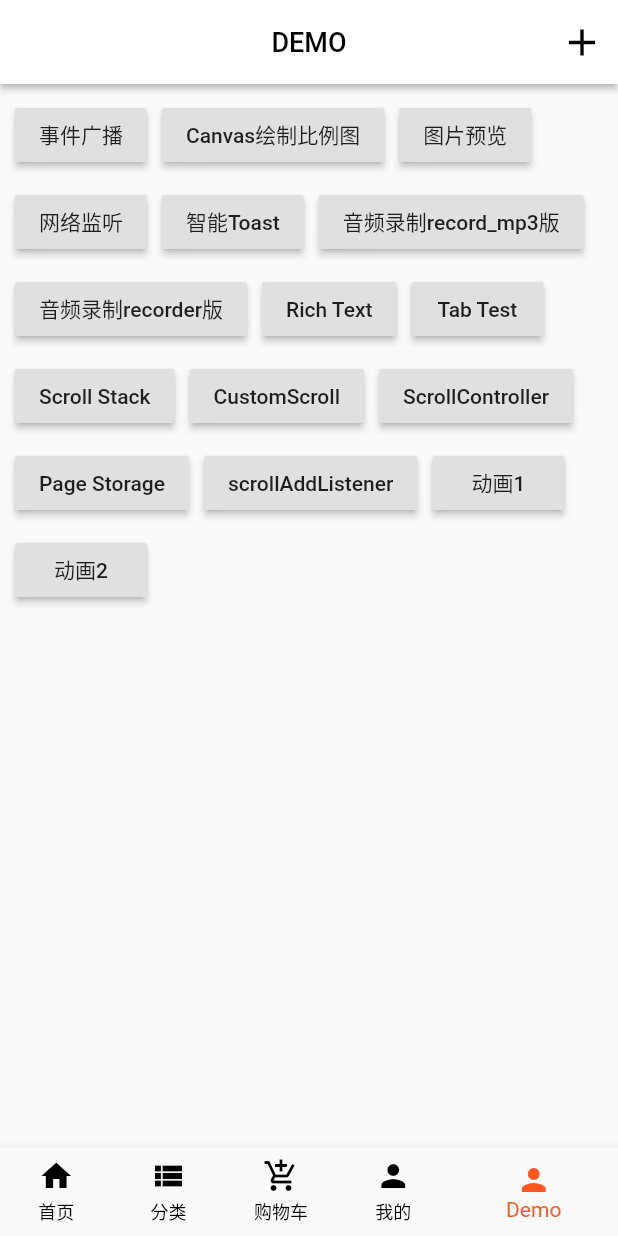
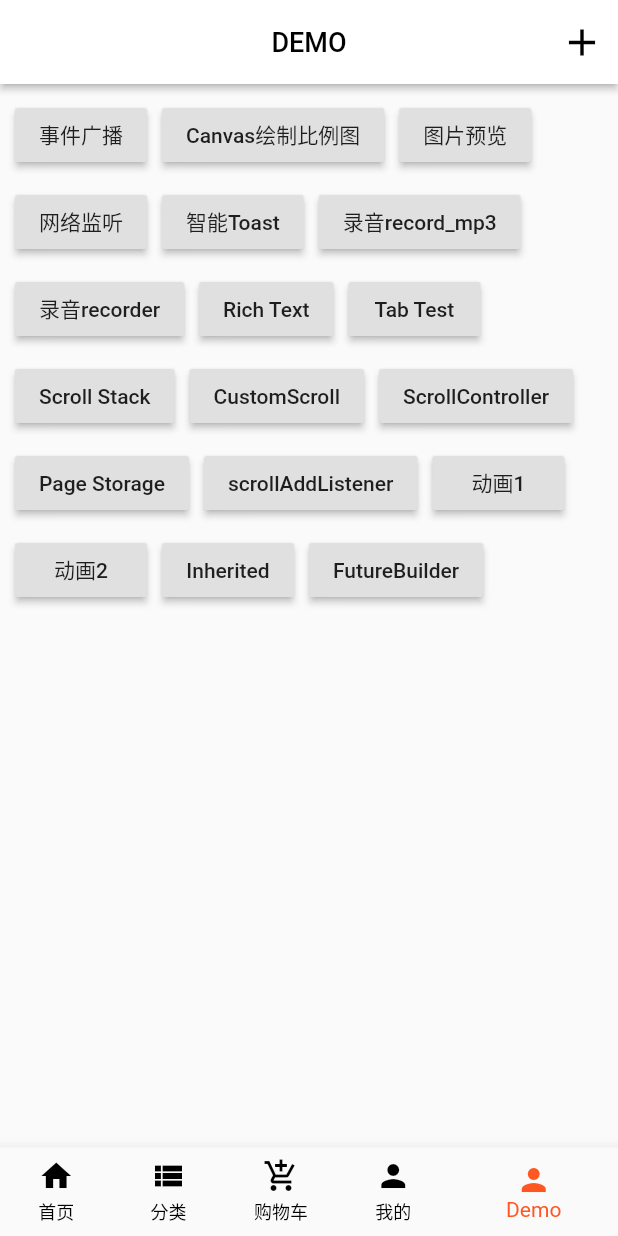
Before and after one commit to NingFQ/flutter_app, a Flutter app: the screen it shows after launch, on a phone screen of 412 x 824 dp. Run offline on Flutter 3.47's test engine with Material 2 defaults, Android fonts, the phone set to English and light mode, and no system bars; drawn by our look-alikes of flutter_smart_dialog; our stand-ins replace audioplayers, connectivity, event_bus, extended_image, flutter_easyrefresh, flutter_screenutil and 2 more; missing offline and left inert: flutter_audio_recorder, record_mp3.

Commit message:
inherited && future_build

```diff
--- a/lib/page/demo/demo_page.dart
+++ b/lib/page/demo/demo_page.dart
@@ -75,13 +75,13 @@ class _DemoPageState extends State<DemoPage> {
                     RaisedButton(
                       onPressed: () => routePush('recordMp3AudioPlay'),
                       child: Text(
-                          '音频录制record_mp3版'
+                          '录音record_mp3'
                       ),
                     ),
                     RaisedButton(
                       onPressed: () => routePush('recorderAudioPlay'),
                       child: Text(
-                          '音频录制recorder版'
+                          '录音recorder'
                       ),
                     ),
                     RaisedButton(
@@ -138,6 +138,18 @@ class _DemoPageState extends State<DemoPage> {
                           '动画2'
                       ),
                     ),
+                    RaisedButton(
+                      onPressed: () => routePush('inheritedTest'),
+                      child: Text(
+                          'Inherited'
+                      ),
+                    ),
+                    RaisedButton(
+                      onPressed: () => routePush('futureBuildTest'),
+                      child: Text(
+                          'FutureBuilder'
+                      ),
+                    ),
                   ],
                 ),
               ),
--- a/lib/route/demo_router.dart
+++ b/lib/route/demo_router.dart
@@ -11,6 +11,8 @@ import 'package:flutter_app/page/demo/packages/record_mp3/record_mp3.dart';
 import 'package:flutter_app/page/demo/packages/record_mp3/recorder_mp3.dart';
 import 'package:flutter_app/page/demo/packages/smart_dialog.dart';
 import 'package:flutter_app/page/demo/widget/custom_scroll_view.dart';
+import 'package:flutter_app/page/demo/widget/future_build_test.dart';
+import 'package:flutter_app/page/demo/widget/inherited_test.dart';
 import 'package:flutter_app/page/demo/widget/none_web.dart';
 import 'package:flutter_app/page/demo/widget/page_storage_test/scroll_position_record.dart';
 import 'package:flutter_app/page/demo/widget/scroll_addListener.dart';
@@ -40,6 +42,8 @@ Map<String,WidgetBuilder> demoRoutes = {
   'scrollControllerTest': (context,{arguments}) => new ScrollControllerTest(),// 滚动
   'scrollPositionRecord': (context,{arguments}) => new ScrollPositionRecord(),// 滚动
   'scrollAddListener': (context,{arguments}) => new ScrollAddListener(),// 滚动
+  'inheritedTest': (context,{arguments}) => new InheritedTest(),// InheritedWidget
+  'futureBuildTest': (context,{arguments}) => new FutureBuildTest(),// InheritedWidget
   // 动画测试
   'animationTest1': (context,{arguments}) => new AnimationTest1(),
   'animationTest2': (context,{arguments}) => new AnimationTest2(),
```
Also changed, not shown: lib/page/demo/widget/future_build_test.dart (added, +43 -0 lines), lib/page/demo/widget/inherited_test.dart (added, +88 -0 lines).
